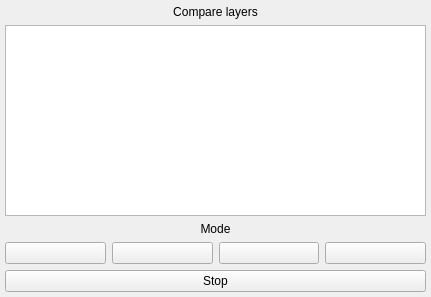
The window that qmapcompare_dockwidget.ui (MIERUNE/qgis-plugin-qmapcompare) describes before a commit, drawn with Qt 5.
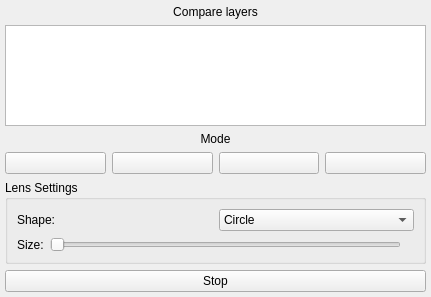
The same window after the commit. Icons and pictures are not drawn.

Commit message:
Add lens shape and size settings for compare mode
- Add circle/square shape selection for lens compare mode
- Add slider control to adjust lens size (5%-40%)
- Show lens settings panel only when lens mode is active
- Apply settings changes in real-time without restarting compare

#44
#45

What changed in the file:
```diff
--- a/qmapcompare_dockwidget.ui
+++ b/qmapcompare_dockwidget.ui
@@ -158,6 +158,68 @@
        </item>
       </layout>
      </item>
+     <item>
+      <widget class="QGroupBox" name="groupBox_lens_settings">
+       <property name="title">
+        <string>Lens Settings</string>
+       </property>
+       <property name="visible">
+        <bool>false</bool>
+       </property>
+       <layout class="QVBoxLayout" name="verticalLayout_lens">
+        <item>
+         <layout class="QHBoxLayout" name="horizontalLayout_shape">
+          <item>
+           <widget class="QLabel" name="label_shape">
+            <property name="text">
+             <string>Shape:</string>
+            </property>
+           </widget>
+          </item>
+          <item>
+           <widget class="QComboBox" name="comboBox_lens_shape">
+            <item>
+             <property name="text">
+              <string>Circle</string>
+             </property>
+            </item>
+            <item>
+             <property name="text">
+              <string>Square</string>
+             </property>
+            </item>
+           </widget>
+          </item>
+         </layout>
+        </item>
+        <item>
+         <layout class="QHBoxLayout" name="horizontalLayout_size">
+          <item>
+           <widget class="QLabel" name="label_size">
+            <property name="text">
+             <string>Size:</string>
+            </property>
+           </widget>
+          </item>
+          <item>
+           <widget class="QSlider" name="slider_lens_size">
+            <property name="orientation">
+             <enum>Qt::Horizontal</enum>
+            </property>
+           </widget>
+          </item>
+          <item>
+           <widget class="QLabel" name="label_lens_size_value">
+            <property name="text">
+             <string></string>
+            </property>
+           </widget>
+          </item>
+         </layout>
+        </item>
+       </layout>
+      </widget>
+     </item>
      <item>
       <widget class="QPushButton" name="pushButton_stopcompare">
        <property name="text">
```
The commit also changes 3 other files.
